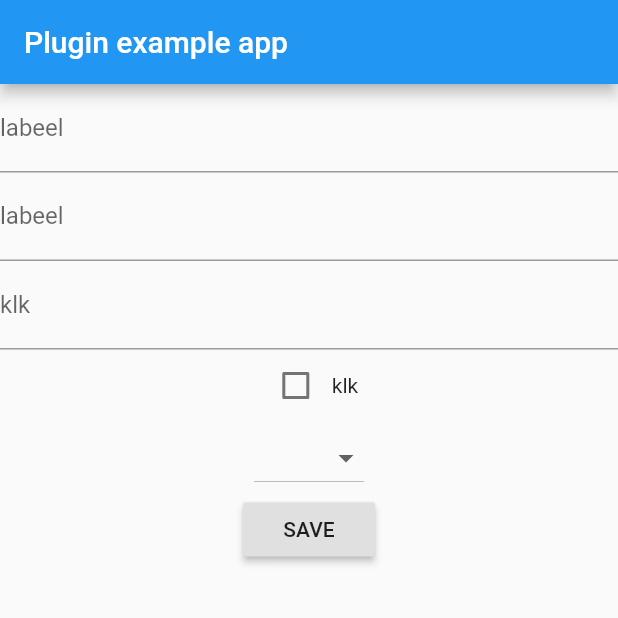
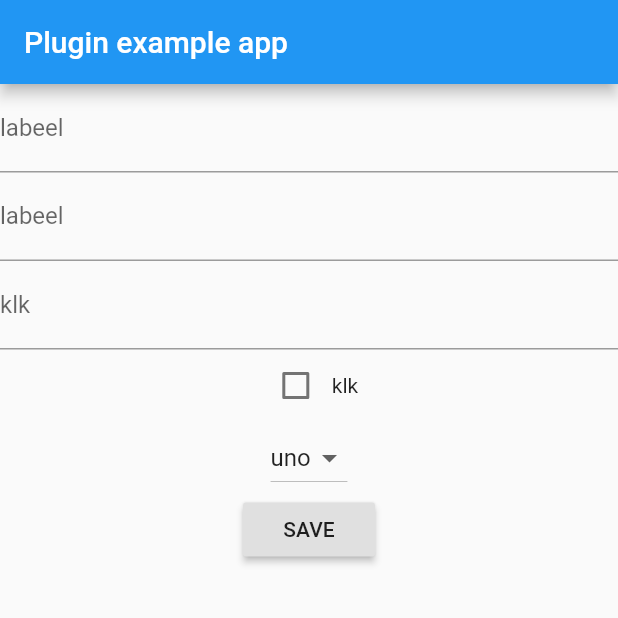
Before and after one commit to pablo384/dynamic_form_flutter_plugin, a Flutter app: the screen it shows after launch, on a phone screen of 412 x 824 dp, the top half of it. Run offline on Flutter 3.47's test engine with Material 2 defaults, Android fonts, the phone set to English and light mode, and no system bars; our stand-ins replace rxdart.

Commit message:
works but is in beta yet

```diff
--- a/example/lib/main.dart
+++ b/example/lib/main.dart
@@ -1,7 +1,4 @@
 import 'package:flutter/material.dart';
-import 'dart:async';
-
-import 'package:flutter/services.dart';
 import 'package:dynamic_forms/dynamic_forms.dart';
 
 void main() => runApp(MyApp());
@@ -12,8 +9,6 @@ class MyApp extends StatefulWidget {
 }
 
 class _MyAppState extends State<MyApp> {
-  String _platformVersion = 'Unknown';
-
   @override
   void initState() {
     super.initState();
@@ -55,12 +50,12 @@ class _MyAppState extends State<MyApp> {
             lista.add(DropdownQuestion(options: {
               "type": "text",
               "label": "klk",
-              "key": "adsfds",
-              "value": null,
+              "key": "qwe",
+              "value": "0",
               "options": [
-                {"label": "uno", "value": 1},
-                {"label": "dos", "value": 2},
-                {"label": "tres", "value": 3},
+                {"label": "uno", "value": "0"},
+                {"label": "dos", "value": "2"},
+                {"label": "tres", "value": "3"},
               ],
               "validators": [Validators.isRequired]
             }));
--- a/lib/widgets/question_form.dart
+++ b/lib/widgets/question_form.dart
@@ -1,7 +1,5 @@
-import 'package:dynamic_forms/rebuild_manager.dart';
 import 'package:dynamic_forms/text_box_question.dart';
 import 'package:flutter/material.dart';
-import 'package:provider/provider.dart';
 import 'package:rxdart/rxdart.dart';
 
 import '../form_group.dart';
@@ -23,6 +21,8 @@ class _QuestionFormState extends State<QuestionForm> {
   BehaviorSubject<String> errormsg = BehaviorSubject<String>();
   TextEditingController _edit;
   FocusNode _focusNode;
+  bool valbool = false;
+  dynamic valOthers;
   @override
   void initState() {
     super.initState();
@@ -31,6 +31,13 @@ class _QuestionFormState extends State<QuestionForm> {
       _focusNode = FocusNode();
       _edit.addListener(() {
         formGroup.setValue(question.key, _edit.text);
+      });
+    } else if (question is DropdownQuestion) {
+      setState(() {
+        valOthers = question.value == null
+            ? question.options[0]['value']
+            : question.value;
+        print('OTHER::' + valOthers.toString());
       });
     }
   }
@@ -75,10 +82,13 @@ class _QuestionFormState extends State<QuestionForm> {
         children: <Widget>[
           Checkbox(
             key: Key(question.key),
-            value: question.value,
+            value: valbool,
             onChanged: (val) {
+              print('newval:' + val.toString());
               formGroup.setValue(question.key, val);
-              setState(() {});
+              setState(() {
+                valbool = val;
+              });
             },
           ),
           Text(question.label),
@@ -88,27 +98,21 @@ class _QuestionFormState extends State<QuestionForm> {
 
     if (question is DropdownQuestion && question.options.length > 1) {
       return DropdownButton<dynamic>(
-        // value: 0,
+        value: valOthers ?? question.options[0]['value'],
         onChanged: (value) {
           formGroup.setValue(question.key, value);
-          setState(() {});
+          setState(() {
+            valOthers = value;
+          });
         },
         key: Key(question.key),
         items: [
-          DropdownMenuItem<dynamic>(
-            value: 49,
-            child: Text('prueba'),
-          ),
-          DropdownMenuItem<dynamic>(
-            value: 22,
-            child: Text('ddd'),
-          ),
-          // ...question.options.map<DropdownMenuItem>((val) {
-          //   return DropdownMenuItem<dynamic>(
-          //     value: val['value'] ?? 9,
-          //     child: Text(val['label']),
-          //   );
-          // }).toList()
+          ...question.options.map<DropdownMenuItem>((val) {
+            return DropdownMenuItem<dynamic>(
+              value: val['value'] ?? 9,
+              child: Text(val['label']),
+            );
+          }).toList()
         ],
       );
     }
```
Also changed, not shown: 1 other file.
